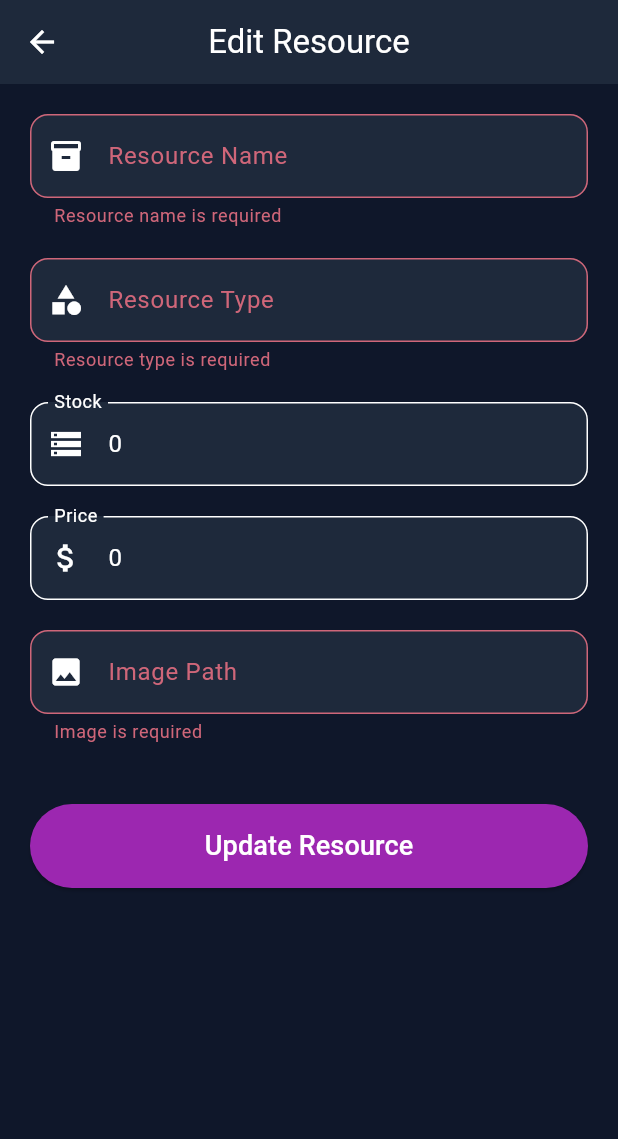
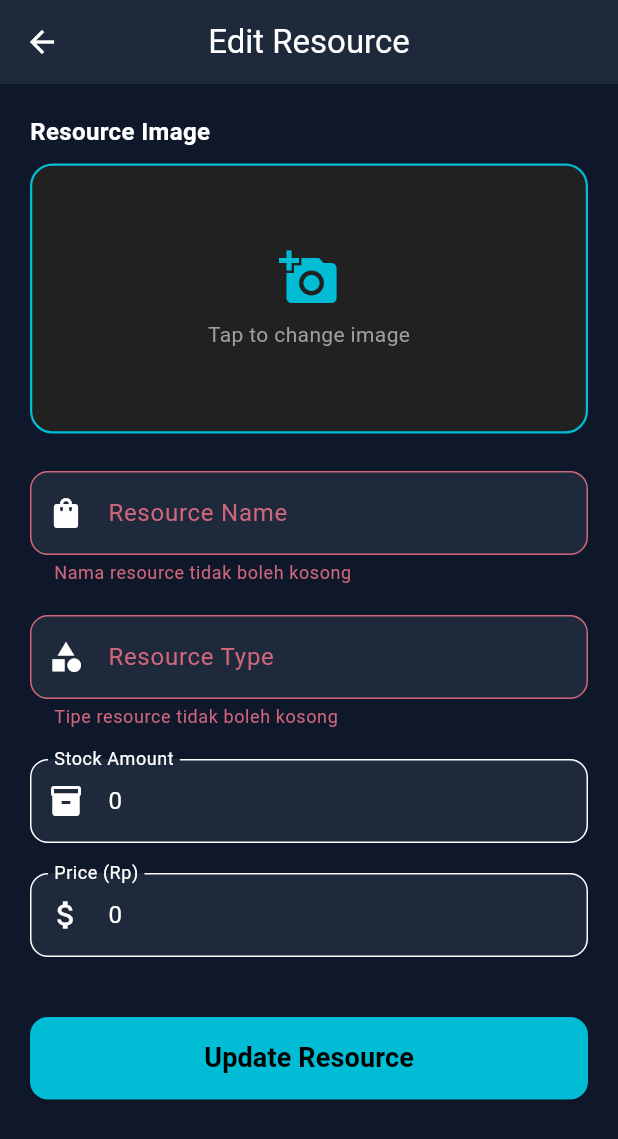
Before and after one commit to RealBlueZ/Honkai-Star-Retail, a Flutter app: the EditResourcePage screen opened directly with empty values, after a tap on "Update Resource", on a phone screen of 412 x 824 dp. Shown: the top 1139 px of the screen. Run offline on Flutter 3.47's test engine with Material 3 defaults, Android fonts, the phone set to English and light mode, and no system bars; our stand-ins replace cached_network_image, google_sign_in, image_picker, shared_preferences; accounts and stored records are empty.

Commit message:
admin can now edit resources

```diff
--- a/fe_honkai_star_retail/lib/pages/admin/edit_resource_page.dart
+++ b/fe_honkai_star_retail/lib/pages/admin/edit_resource_page.dart
@@ -1,9 +1,10 @@
 import 'dart:convert';
-
+import 'dart:io';
 import 'package:fe_honkai_star_retail/models/resource_model.dart';
 import 'package:fe_honkai_star_retail/widgets/custom_textfield.dart';
 import 'package:flutter/material.dart';
 import 'package:http/http.dart' as http;
+import 'package:image_picker/image_picker.dart';
 
 class EditResourcePage extends StatefulWidget {
   final ResourceModel resource;
@@ -13,6 +14,7 @@ class EditResourcePage extends StatefulWidget {
   @override
   State<EditResourcePage> createState() => _EditResourcePageState();
 }
+
 class _EditResourcePageState extends State<EditResourcePage> {
   final _formKey = GlobalKey<FormState>();
   bool isUpdating = false;
@@ -21,12 +23,13 @@ class _EditResourcePageState extends State<EditResourcePage> {
   late TextEditingController typeController;
   late TextEditingController stockController;
   late TextEditingController priceController;
-  late TextEditingController imageController;
 
-  // Untuk keperluan produksi, token harus diambil dinamis dari halaman Login
-  // dan disimpan menggunakan SharedPreferences.
-  // Token di bawah ini di-hardcode sementara hanya untuk kebutuhan demonstrasi pengujian fitur Admin.
-  final String baseUrl = "http://10.0.2.2:3000/api";
+  // Variabel untuk menampung berkas gambar baru dari galeri HP
+  File? _selectedImage;
+  final ImagePicker _picker = ImagePicker();
+
+  // Konfigurasi jaringan searah dengan adb reverse localhost
+  final String baseUrl = "http://localhost:3000/api";
   final String adminToken = "n8x7wfqtsrvxnvsm8dcz";
 
   @override
@@ -36,42 +39,106 @@ class _EditResourcePageState extends State<EditResourcePage> {
     typeController = TextEditingController(text: widget.resource.type);
     stockController = TextEditingController(text: widget.resource.stock.toString());
     priceController = TextEditingController(text: widget.resource.price.toString());
-    imageController = TextEditingController(text: widget.resource.image);
   }
 
+  @override
+  void dispose() {
+    nameController.dispose();
+    typeController.dispose();
+    stockController.dispose();
+    priceController.dispose();
+    super.dispose();
+  }
+
+  // Fungsi pembantu untuk mempermudah pemanggilan SnackBar informasi
+  void _showSnackBar(String message, Color color) {
+    ScaffoldMessenger.of(context).showSnackBar(
+      SnackBar(
+        content: Text(message),
+        backgroundColor: color,
+        duration: const Duration(seconds: 2),
+      ),
+    );
+  }
+
+  // Fungsi mengambil gambar dari penyimpanan internal HP Admin
+  Future<void> _pickImage() async {
+    final XFile? pickedFile = await _picker.pickImage(source: ImageSource.gallery);
+    if (pickedFile != null) {
+      setState(() {
+        _selectedImage = File(pickedFile.path);
+      });
+    }
+  }
+
+  // Fungsi Utama Eksekusi PUT Request Update Data ke MySQL
   Future<void> updateResource() async {
     setState(() => isUpdating = true);
+    String finalImageName = widget.resource.image; // Secara default gunakan nama gambar lama
+
+    final String nameToSend = nameController.text.trim();
+    final String typeToSend = typeController.text.trim();
+    final int stockToSend = int.tryParse(stockController.text) ?? 0;
+    final int priceToSend = int.tryParse(priceController.text) ?? 0;
+    final String imageToSend = (_selectedImage != null) ? finalImageName : widget.resource.image;
     try {
+      // JIKA ADMIN MEMILIH GAMBAR BARU, UPLOAD GAMBAR TERLEBIH DAHULU
+      if (_selectedImage != null) {
+        final imageUploadRequest = http.MultipartRequest(
+          'POST',
+          Uri.parse('$baseUrl/upload-image'),
+        );
+
+        imageUploadRequest.headers.addAll({
+          "Authorization": "Bearer $adminToken",
+        });
+
+        imageUploadRequest.files.add(
+          await http.MultipartFile.fromPath('image', _selectedImage!.path),
+        );
+
+        final streamedResponse = await imageUploadRequest.send();
+        final imageResponse = await http.Response.fromStream(streamedResponse);
+
+        if (imageResponse.statusCode == 200) {
+          final Map<String, dynamic> uploadResult = json.decode(imageResponse.body);
+          finalImageName = uploadResult['filename'];
+        } else {
+          _showSnackBar("Gagal mengunggah foto baru ke server", Colors.red);
+          setState(() => isUpdating = false);
+          return;
+        }
+      }
+
+      // KIRIM REQUEST PUT UNTUK UPDATE DATA TEKS DAN IMAGE PATH KE DATABASE
       final response = await http.put(
-        Uri.parse('$baseUrl/resources/${widget.resource.id}'), // Masukkan param ID barang
+        Uri.parse('$baseUrl/resources/${widget.resource.id}'),
         headers: {
-          'Authorization': 'Bearer $adminToken',
-          'Content-Type': 'application/json',
+          "Content-Type": "application/json",
+          "Authorization": "Bearer $adminToken",
         },
-        body: json.encode({
-          'name': nameController.text,
-          'type': typeController.text,
-          'description': widget.resource.description,
-          'stock': int.parse(stockController.text),
-          'price': int.parse(priceController.text),
-          'image': imageController.text,
+        body: jsonEncode({
+          "name": nameToSend,
+          "type": typeToSend,
+          "description": widget.resource.description,
+          "stock": stockToSend,
+          "price": priceToSend,
+          "image": imageToSend,
         }),
       );
 
       if (response.statusCode == 200) {
-        if(!mounted) return;
-        ScaffoldMessenger.of(context).showSnackBar(
-          const SnackBar(content: Text("Resource updated successfully!")),
-        );
-        Navigator.pop(context, true); // Sukses, kembalikan sinyal true untuk refresh dashboard
+        _showSnackBar("Data resource berhasil diperbarui!", Colors.green);
+        if (mounted) {
+          Navigator.pop(context, true); // Kirim sinyal true agar dashboard otomatis refresh
+        }
       } else {
-        final errorData = json.decode(response.body);
-        throw Exception(errorData['message'] ?? "Failed to update resource");
+        final Map<String, dynamic> errData = json.decode(response.body);
+        debugPrint("Response Body: ${response.body}");
+        _showSnackBar(errData['message'] ?? "Gagal memperbarui resource", Colors.red);
       }
     } catch (e) {
-      ScaffoldMessenger.of(context).showSnackBar(
-        SnackBar(content: Text("Update failed: $e")),
-      );
+      _showSnackBar("Kesalahan koneksi ke server.", Colors.red);
     } finally {
       setState(() => isUpdating = false);
     }
@@ -80,124 +147,136 @@ class _EditResourcePageState extends State<EditResourcePage> {
   @override
   Widget build(BuildContext context) {
     return Scaffold(
-      appBar: AppBar(title: const Text("Edit Resource")),
-
-      body: SingleChildScrollView(
-        child: Padding(
-          padding: const EdgeInsets.all(20),
-
+      appBar: AppBar(
+        title: const Text("Edit Resource"),
+      ),
+      body: SafeArea(
+        child: SingleChildScrollView(
+          padding: const EdgeInsets.all(20.0),
           child: Form(
             key: _formKey,
             child: Column(
+              crossAxisAlignment: CrossAxisAlignment.start,
               children: [
+                // KOMPONEN PREVIEW & PEMILIHAN GAMBAR
+                const Text(
+                  "Resource Image",
+                  style: TextStyle(fontSize: 16, fontWeight: FontWeight.bold),
+                ),
+                const SizedBox(height: 10),
+                Center(
+                  child: GestureDetector(
+                    onTap: _pickImage,
+                    child: Container(
+                      width: double.infinity,
+                      height: 180,
+                      decoration: BoxDecoration(
+                        color: Colors.grey[900],
+                        borderRadius: BorderRadius.circular(15),
+                        border: Border.all(color: Colors.cyan, width: 1.5),
+                      ),
+                      child: _selectedImage != null
+                          ? ClipRRect(
+                              borderRadius: BorderRadius.circular(14),
+                              child: Image.file(_selectedImage!, fit: BoxFit.cover),
+                            )
+                          : widget.resource.image.isNotEmpty
+                              ? ClipRRect(
+                                  borderRadius: BorderRadius.circular(14),
+                                  child: Image.network(
+                                    "http://localhost:3000/images/${widget.resource.image}",
+                                    fit: BoxFit.cover,
+                                    errorBuilder: (context, error, stackTrace) =>
+                                        const Center(child: Icon(Icons.image, size: 50)),
+                                  ),
+                                )
+                              : const Center(
+                                  child: Column(
+                                    mainAxisAlignment: MainAxisAlignment.center,
+                                    children: [
+                                      Icon(Icons.add_a_photo, size: 40, color: Colors.cyan),
+                                      SizedBox(height: 8),
+                                      Text("Tap to change image", style: TextStyle(color: Colors.grey)),
+                                    ],
+                                  ),
+                                ),
+                    ),
+                  ),
+                ),
+                const SizedBox(height: 25),
+
+                // VALIDASI & INPUT DATA TEXTFIELD
                 CustomTextfield(
                   controller: nameController,
                   labelText: "Resource Name",
-                  icon: Icons.inventory,
-
+                  icon: Icons.shopping_bag,
                   validator: (value) {
-                    if (value == null || value.isEmpty) {
-                      return "Resource name is required";
-                    }
-
+                    if (value == null || value.trim().isEmpty) return "Nama resource tidak boleh kosong";
                     return null;
                   },
                 ),
-
                 const SizedBox(height: 20),
-
                 CustomTextfield(
                   controller: typeController,
                   labelText: "Resource Type",
                   icon: Icons.category,
-
                   validator: (value) {
-                    if (value == null || value.isEmpty) {
-                      return "Resource type is required";
-                    }
-
+                    if (value == null || value.trim().isEmpty) return "Tipe resource tidak boleh kosong";
                     return null;
                   },
                 ),
-
                 const SizedBox(height: 20),
-
                 CustomTextfield(
                   controller: stockController,
-                  labelText: "Stock",
-                  icon: Icons.storage,
+                  labelText: "Stock Amount",
+                  icon: Icons.inventory,
+                  keyboardType: TextInputType.number,
                   validator: (value) {
-                    if (value == null || value.isEmpty) {
-                      return "Stock must be filled";
-                    }
-
-                    if (int.tryParse(value) == null) {
-                      return "Stock must be numbers";
-                    }
-
+                    if (value == null || value.trim().isEmpty) return "Jumlah stok harus diisi";
+                    if (int.tryParse(value.trim()) == null) return "Stok harus berupa angka valid";
                     return null;
                   },
                 ),
-
                 const SizedBox(height: 20),
-
                 CustomTextfield(
                   controller: priceController,
-                  labelText: "Price",
+                  labelText: "Price (Rp)",
                   icon: Icons.attach_money,
                   keyboardType: TextInputType.number,
-
                   validator: (value) {
-                    if (value == null || value.isEmpty) {
-                      return "Price must be filled";
-                    }
-
-                    if (int.tryParse(value) == null) {
-                      return "Price must be numbers";
-                    }
-
+                    if (value == null || value.trim().isEmpty) return "Harga barang harus diisi";
+                    if (int.tryParse(value.trim()) == null) return "Harga harus berupa angka valid";
                     return null;
                   },
                 ),
-
-                const SizedBox(height: 20),
-
-                CustomTextfield(
-                  controller: imageController,
-                  labelText: "Image Path",
-                  icon: Icons.image,
-
-                  validator: (value) {
-                    if (value == null || value.isEmpty) {
-                      return "Image is required";
-                    }
-
-                    return null;
-                  },
-                ),
-
                 const SizedBox(height: 40),
 
+                // TOMBOL SUBMIT PUT UPDATE
                 SizedBox(
                   width: double.infinity,
-
-                  child: SizedBox(
-                  width: double.infinity,
+                  height: 55,
                   child: ElevatedButton(
-                    onPressed: isUpdating ? null : () {
-                      if (_formKey.currentState!.validate()) {
-                        updateResource(); // Eksekusi PUT Request
-                      }
-                    },
-                    child: Padding(
-                      padding: const EdgeInsets.symmetric(vertical: 15),
-                      child: isUpdating
-                          ? const CircularProgressIndicator(color: Colors.white)
-                          : const Text("Update Resource", style: TextStyle(fontSize: 18)),
+                    style: ElevatedButton.styleFrom(
+                      backgroundColor: Colors.cyan,
+                      foregroundColor: Colors.black,
+                      shape: RoundedRectangleBorder(borderRadius: BorderRadius.circular(12)),
                     ),
+                    onPressed: isUpdating
+                        ? null
+                        : () {
+                            if (_formKey.currentState!.validate()) {
+                              updateResource();
+                            }
+                          },
+                    child: isUpdating
+                        ? const CircularProgressIndicator(color: Colors.black)
+                        : const Text(
+                            "Update Resource",
+                            style: TextStyle(fontSize: 18, fontWeight: FontWeight.bold),
+                          ),
                   ),
                 ),
-            )],
+              ],
             ),
           ),
         ),
```
Also changed, not shown: fe_honkai_star_retail/express/public/images/1780021975861-182871916.webp (added), 1 other file.
